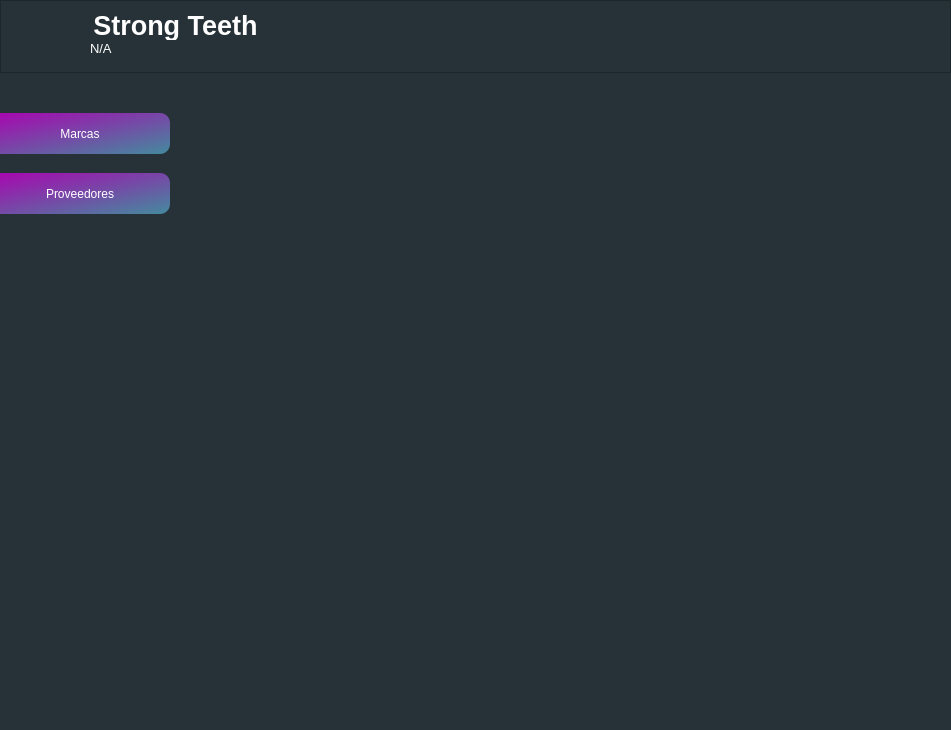
Qt form ui/app.ui (hm2206/strong_teeth) before a commit.
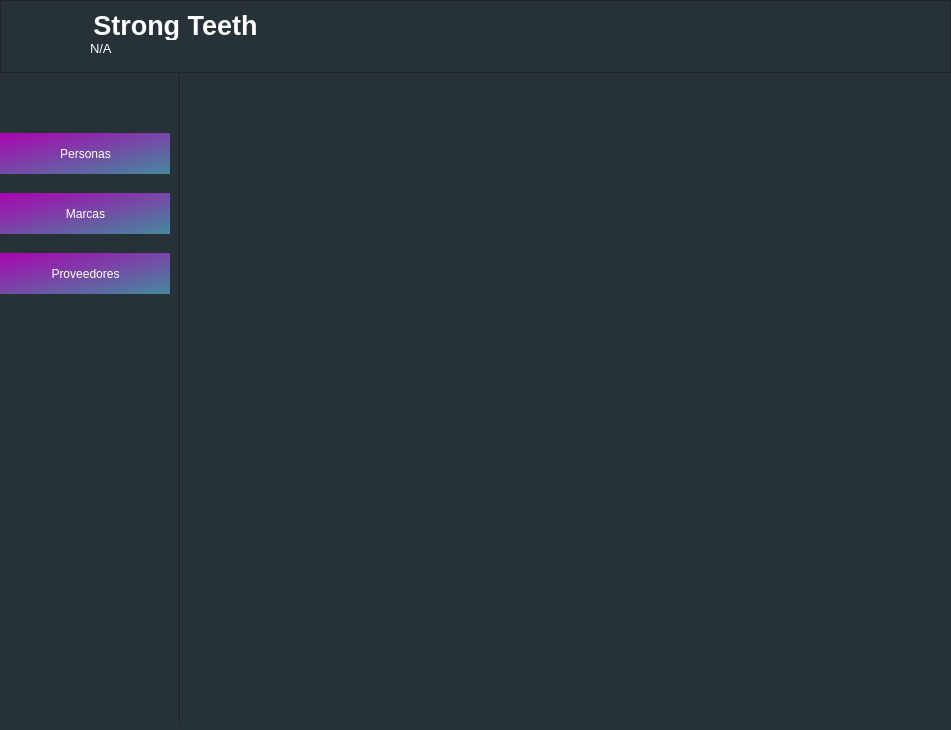
The same form after that commit. Icons and pictures are not drawn.

```diff
--- a/ui/app.ui
+++ b/ui/app.ui
@@ -267,7 +267,12 @@
              </size>
             </property>
             <property name="styleSheet">
-             <string notr="true"/>
+             <string notr="true">QPushButton {
+    color:  white;
+	border-radius: 0px;
+	padding: 10px;
+	background-color: qlineargradient(spread:pad, x1:0, y1:0, x2:0.975124, y2:1, stop:0 rgba(170, 4, 176, 255), stop:1 rgba(69, 137, 158, 255));
+}</string>
             </property>
             <property name="frameShape">
              <enum>QFrame::NoFrame</enum>
@@ -276,14 +281,14 @@
              <enum>QFrame::Raised</enum>
             </property>
             <property name="lineWidth">
-             <number>0</number>
+             <number>1</number>
             </property>
             <widget class="QPushButton" name="btn_marcas">
              <property name="geometry">
               <rect>
-               <x>-10</x>
-               <y>40</y>
-               <width>180</width>
+               <x>0</x>
+               <y>120</y>
+               <width>171</width>
                <height>41</height>
               </rect>
              </property>
@@ -291,12 +296,7 @@
               <cursorShape>PointingHandCursor</cursorShape>
              </property>
              <property name="styleSheet">
-              <string notr="true">QPushButton {
-    color:  white;
-	border-radius: 10px;
-	padding: 10px;
-	background-color: qlineargradient(spread:pad, x1:0, y1:0, x2:0.975124, y2:1, stop:0 rgba(170, 4, 176, 255), stop:1 rgba(69, 137, 158, 255));
-}</string>
+              <string notr="true"/>
              </property>
              <property name="text">
               <string>Marcas</string>
@@ -305,9 +305,9 @@
             <widget class="QPushButton" name="btn_proveedores">
              <property name="geometry">
               <rect>
-               <x>-10</x>
-               <y>100</y>
-               <width>180</width>
+               <x>0</x>
+               <y>180</y>
+               <width>171</width>
                <height>41</height>
               </rect>
              </property>
@@ -315,17 +315,44 @@
               <cursorShape>PointingHandCursor</cursorShape>
              </property>
              <property name="styleSheet">
-              <string notr="true">QPushButton {
-    color:  white;
-	border-radius: 10px;
-	padding: 10px;
-	background-color: qlineargradient(spread:pad, x1:0, y1:0, x2:0.975124, y2:1, stop:0 rgba(170, 4, 176, 255), stop:1 rgba(69, 137, 158, 255));
-}</string>
+              <string notr="true"/>
              </property>
              <property name="text">
               <string>Proveedores</string>
              </property>
             </widget>
+            <widget class="QPushButton" name="btn_personas">
+             <property name="geometry">
+              <rect>
+               <x>0</x>
+               <y>60</y>
+               <width>171</width>
+               <height>41</height>
+              </rect>
+             </property>
+             <property name="cursor">
+              <cursorShape>PointingHandCursor</cursorShape>
+             </property>
+             <property name="styleSheet">
+              <string notr="true"/>
+             </property>
+             <property name="text">
+              <string>Personas</string>
+             </property>
+            </widget>
+            <widget class="Line" name="line">
+             <property name="geometry">
+              <rect>
+               <x>170</x>
+               <y>0</y>
+               <width>20</width>
+               <height>651</height>
+              </rect>
+             </property>
+             <property name="orientation">
+              <enum>Qt::Vertical</enum>
+             </property>
+            </widget>
            </widget>
           </item>
           <item>
```
